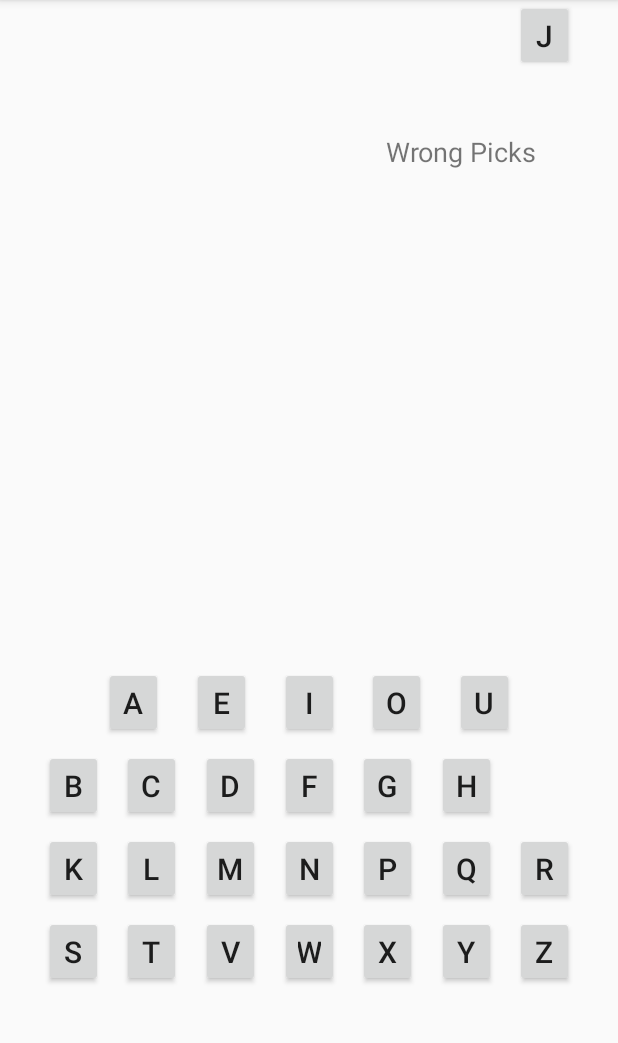
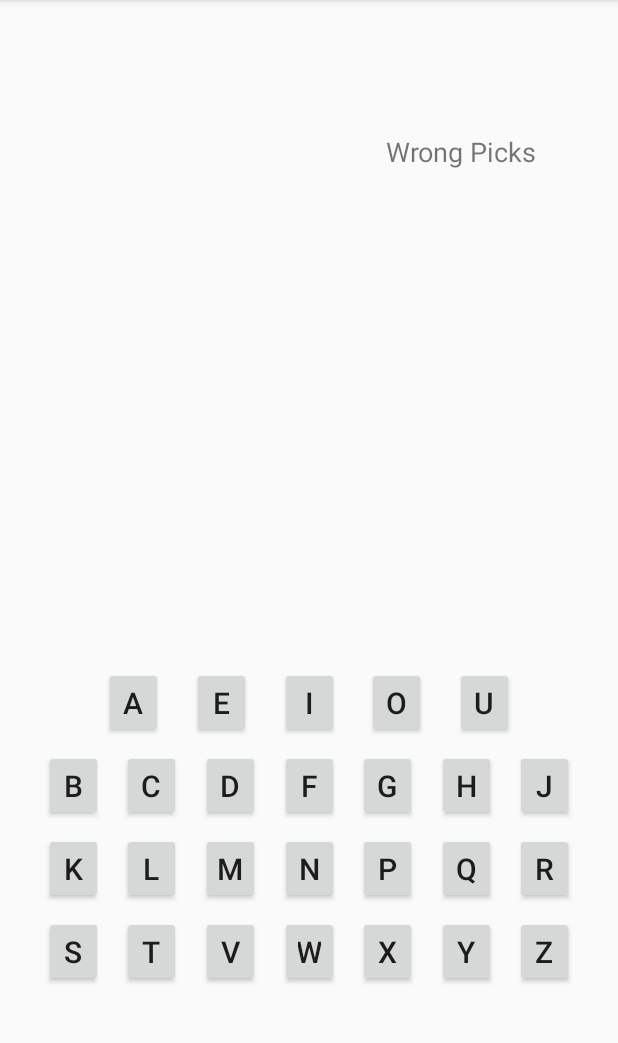
Before and after one commit to clarkmyfancy/HangmanApp, an Android app: the GuessWord screen opened directly, with no data from a screen before it, on a phone screen of 412 x 824 dp, the part 84-1127 px from its top. Run offline under Robolectric (Android 15) with nearby library versions, the phone set to English and light mode, and no system bars.

Commit message:
button spacing explicitized

```diff
--- a/app/src/main/res/layout/activity_guess_word.xml
+++ b/app/src/main/res/layout/activity_guess_word.xml
@@ -191,11 +191,12 @@
     <Button
             android:text="J"
             android:layout_width="39dp"
-            android:layout_height="47dp" tools:layout_editor_absoluteY="502dp"
+            android:layout_height="47dp"
             android:id="@+id/button15" android:textSize="20sp"
             app:layout_constraintStart_toEndOf="@+id/button13"
             app:layout_constraintHorizontal_bias="0.5" app:layout_constraintEnd_toEndOf="parent"
-            android:layout_marginRight="16dp" android:layout_marginEnd="16dp"/>
+            android:layout_marginRight="16dp" android:layout_marginEnd="16dp"
+            app:layout_constraintBaseline_toBaselineOf="@+id/button13"/>
     <Button
             android:text="D"
             android:layout_width="39dp"
```
